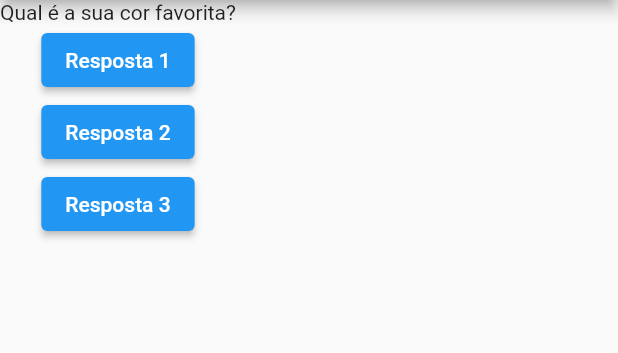
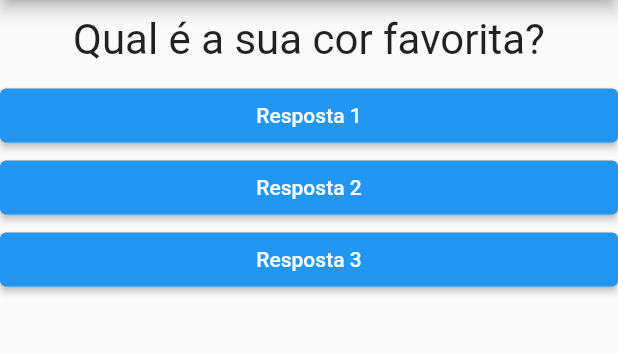
Before and after one commit to BoanergesJunior/flutter-learning, a Flutter app: the screen it shows after launch, on a phone screen of 412 x 824 dp, the part 84-437 px from its top. Run offline on Flutter 3.47's test engine with Material 2 defaults, Android fonts, the phone set to English and light mode, and no system bars.

Commit message:
respostar widget created

```diff
--- a/projeto_perguntas/lib/main.dart
+++ b/projeto_perguntas/lib/main.dart
@@ -1,5 +1,6 @@
 import 'package:flutter/material.dart';
 import './questao.dart';
+import './respostas.dart';
 
 main() => runApp(PerguntaApp());
 
@@ -9,7 +10,6 @@ class _PerguntaAppState extends State<PerguntaApp> {
     setState(() {
       _perguntaSelecionada++;
     });
-    print(_perguntaSelecionada);
   }
 
   @override
@@ -27,18 +27,9 @@ class _PerguntaAppState extends State<PerguntaApp> {
       body: Column(
         children: [
           Questao(perguntas[_perguntaSelecionada]),
-          ElevatedButton(
-            child: Text('Resposta 1'),
-            onPressed: _responder,
-          ),
-          ElevatedButton(
-            child: Text('Resposta 2'),
-            onPressed: _responder,
-          ),
-          ElevatedButton(
-            child: Text('Resposta 3'),
-            onPressed: _responder,
-          ),
+          Respostas('Resposta 1', _responder),
+          Respostas('Resposta 2', _responder),
+          Respostas('Resposta 3', _responder),
         ],
       ),
     ));
--- a/projeto_perguntas/lib/questao.dart
+++ b/projeto_perguntas/lib/questao.dart
@@ -7,6 +7,14 @@ class Questao extends StatelessWidget {
 
   @override
   Widget build(BuildContext context) {
-    return Text(texto);
+    return Container(
+      width: double.infinity,
+      margin: EdgeInsets.all(10),
+      child: Text(
+        texto,
+        style: TextStyle(fontSize: 28),
+        textAlign: TextAlign.center,
+      ),
+    );
   }
 }
--- /dev/null
+++ b/projeto_perguntas/lib/respostas.dart
@@ -0,0 +1,23 @@
+import 'package:flutter/material.dart';
+
+class Respostas extends StatelessWidget {
+  final String texto;
+  final void Function() onSelected;
+
+  Respostas(this.texto, this.onSelected);
+
+  @override
+  Widget build(BuildContext context) {
+    return Container(
+      width: double.infinity,
+      child: ElevatedButton(
+        style: ElevatedButton.styleFrom(
+          primary: Colors.blue,
+          onPrimary: Colors.white
+        ),
+        onPressed: onSelected,
+        child: Text(texto)
+      ),
+    );
+  }
+}
```
